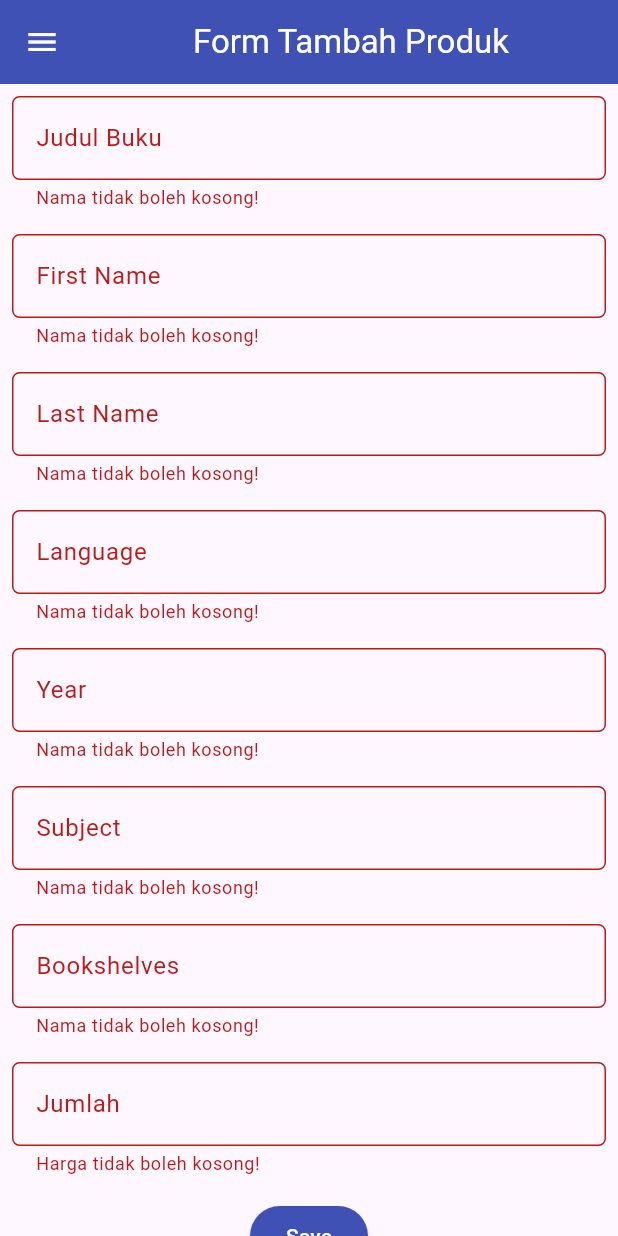
After one commit to mhanifti/AncestralReadsMobile, a Flutter app: the ShopFormPage screen opened directly, after a tap on "Save", on a phone screen of 412 x 824 dp. The commit adds this screen. Run offline on Flutter 3.47's test engine with Material 3 defaults, Android fonts, the phone set to English and light mode, and no system bars; missing offline and left inert: pbp_django_auth.

Commit message:
sebelum tambah add button

```diff
--- /dev/null
+++ b/lib/bookmarks/dummymain.dart
@@ -0,0 +1,299 @@
+import 'dart:convert';
+import 'package:ancestralreads/menu.dart';
+import 'package:flutter/material.dart';
+import 'package:pbp_django_auth/pbp_django_auth.dart';
+import 'package:provider/provider.dart';
+import 'package:ancestralreads/bookmarks/models.dart';
+import 'package:ancestralreads/left_drawer.dart';
+
+
+class ShopFormPage extends StatefulWidget {
+    const ShopFormPage({super.key});
+
+    @override
+    State<ShopFormPage> createState() => _ShopFormPageState();
+}
+
+class _ShopFormPageState extends State<ShopFormPage> {
+    final _formKey = GlobalKey<FormState>();
+    int _textNumber = 0;
+    String _title = "";
+    String _firstName = "";
+    String _lastName = "";
+    String _language = "";
+    String _year = "";
+    String _subjects = "";
+    String _bookshelves = "";
+
+    @override
+    Widget build(BuildContext context) {
+      final request = context.watch<CookieRequest>();
+        return Scaffold(
+        appBar: AppBar(
+            title: const Center(
+            child: Text(
+                'Form Tambah Produk',
+            ),
+            ),
+            backgroundColor: Colors.indigo,
+            foregroundColor: Colors.white,
+        ),
+        // TODO: Tambahkan drawer yang sudah dibuat di sini
+        drawer: const LeftDrawer(),
+        body: Form(
+            key: _formKey,
+            child: SingleChildScrollView(
+                child: Column(
+                    crossAxisAlignment: CrossAxisAlignment.start,
+                    children: [
+                        Padding(
+                        padding: const EdgeInsets.all(8.0),
+                        child: TextFormField(
+                            decoration: InputDecoration(
+                            hintText: "Judul Buku",
+                            labelText: "Judul Buku",
+                            border: OutlineInputBorder(
+                                borderRadius: BorderRadius.circular(5.0),
+                            ),
+                            ),
+                            onChanged: (String? value) {
+                            setState(() {
+                                _title = value!;
+                            });
+                            },
+                            validator: (String? value) {
+                            if (value == null || value.isEmpty) {
+                                return "Nama tidak boleh kosong!";
+                            }
+                            return null;
+                            },
+                        ),
+                        ),
+                        Padding(
+                        padding: const EdgeInsets.all(8.0),
+                        child: TextFormField(
+                            decoration: InputDecoration(
+                            hintText: "First Name",
+                            labelText: "First Name",
+                            border: OutlineInputBorder(
+                                borderRadius: BorderRadius.circular(5.0),
+                            ),
+                            ),
+                            onChanged: (String? value) {
+                            setState(() {
+                                _title = value!;
+                            });
+                            },
+                            validator: (String? value) {
+                            if (value == null || value.isEmpty) {
+                                return "Nama tidak boleh kosong!";
+                            }
+                            return null;
+                            },
+                        ),
+                        ),
+                        Padding(
+                        padding: const EdgeInsets.all(8.0),
+                        child: TextFormField(
+                            decoration: InputDecoration(
+                            hintText: "Last Name",
+                            labelText: "Last Name",
+                            border: OutlineInputBorder(
+                                borderRadius: BorderRadius.circular(5.0),
+                            ),
+                            ),
+                            onChanged: (String? value) {
+                            setState(() {
+                                _title = value!;
+                            });
+                            },
+                            validator: (String? value) {
+                            if (value == null || value.isEmpty) {
+                                return "Nama tidak boleh kosong!";
+                            }
+                            return null;
+                            },
+                        ),
+                        ),
+                        Padding(
+                        padding: const EdgeInsets.all(8.0),
+                        child: TextFormField(
+                            decoration: InputDecoration(
+                            hintText: "Language",
+                            labelText: "Language",
+                            border: OutlineInputBorder(
+                                borderRadius: BorderRadius.circular(5.0),
+                            ),
+                            ),
+                            onChanged: (String? value) {
+                            setState(() {
+                                _title = value!;
+                            });
+                            },
+                            validator: (String? value) {
+                            if (value == null || value.isEmpty) {
+                                return "Nama tidak boleh kosong!";
+                            }
+                            return null;
+                            },
+                        ),
+                        ),
+                        Padding(
+                        padding: const EdgeInsets.all(8.0),
+                        child: TextFormField(
+                            decoration: InputDecoration(
+                            hintText: "Year",
+                            labelText: "Year",
+                            border: OutlineInputBorder(
+                                borderRadius: BorderRadius.circular(5.0),
+                            ),
+                            ),
+                            onChanged: (String? value) {
+                            setState(() {
+                                _title = value!;
+                            });
+                            },
+                            validator: (String? value) {
+                            if (value == null || value.isEmpty) {
+                                return "Nama tidak boleh kosong!";
+                            }
+                            return null;
+                            },
+                        ),
+                        ),
+                        Padding(
+                        padding: const EdgeInsets.all(8.0),
+                        child: TextFormField(
+                            decoration: InputDecoration(
+                            hintText: "Subject",
+                            labelText: "Subject",
+                            border: OutlineInputBorder(
+                                borderRadius: BorderRadius.circular(5.0),
+                            ),
+                            ),
+                            onChanged: (String? value) {
+                            setState(() {
+                                _title = value!;
+                            });
+                            },
+                            validator: (String? value) {
+                            if (value == null || value.isEmpty) {
+                                return "Nama tidak boleh kosong!";
+                            }
+                            return null;
+                            },
+                        ),
+                        ),
+                        Padding(
+                        padding: const EdgeInsets.all(8.0),
+                        child: TextFormField(
+                            decoration: InputDecoration(
+                            hintText: "Bookshelves",
+                            labelText: "Bookshelves",
+                            border: OutlineInputBorder(
+                                borderRadius: BorderRadius.circular(5.0),
+                            ),
+                            ),
+                            onChanged: (String? value) {
+                            setState(() {
+                                _title = value!;
+                            });
+                            },
+                            validator: (String? value) {
+                            if (value == null || value.isEmpty) {
+                                return "Nama tidak boleh kosong!";
+                            }
+                            return null;
+                            },
+                        ),
+                        ),
+
+                        Padding(
+                        padding: const EdgeInsets.all(8.0),
+                        child: TextFormField(
+                            decoration: InputDecoration(
+                            hintText: "Jumlah",
+                            labelText: "Jumlah",
+                            border: OutlineInputBorder(
+                                borderRadius: BorderRadius.circular(5.0),
+                            ),
+                            ),
+                            // TODO: Tambahkan variabel yang sesuai
+                            onChanged: (String? value) {
+                            setState(() {
+                                _textNumber = int.parse(value!);
+                            });
+                            },
+                            validator: (String? value) {
+                            if (value == null || value.isEmpty) {
+                                return "Harga tidak boleh kosong!";
+                            }
+                            if (int.tryParse(value) == null) {
+                                return "Harga harus berupa angka!";
+                            }
+                            return null;
+                            },
+                        ),
+                        ),
+
+                        Align(
+                        alignment: Alignment.bottomCenter,
+                        child: Padding(
+                            padding: const EdgeInsets.all(8.0),
+                            child: ElevatedButton(
+                            style: ButtonStyle(
+                                backgroundColor:
+                                    MaterialStateProperty.all(Colors.indigo),
+                            ),
+                            onPressed: () async {
+                            if (_formKey.currentState!.validate()) {
+                                // Kirim ke Django dan tunggu respons
+                                // TODO: Ganti URL dan jangan lupa tambahkan trailing slash (/) di akhir URL!
+                                final response = await request.postJson(
+                                "http://127.0.0.1:8000/create-flutter/",
+                                jsonEncode(<String, String>{
+                                    'text_number': _textNumber.toString(),
+                                    'title': _title,
+                                    'first_name': _firstName,
+                                    'last_name': _lastName,
+                                    'language': _language,
+                                    'year': _year,
+                                    'subjects': _subjects,
+                                    'bookshelves': _bookshelves
+
+                                }));
+                                if (response['status'] == 'success') {
+                                    ScaffoldMessenger.of(context)
+                                        .showSnackBar(const SnackBar(
+                                    content: Text("Produk baru berhasil disimpan!"),
+                                    ));
+                                    Navigator.pushReplacement(
+                                        context,
+                                        MaterialPageRoute(builder: (context) => MyHomePage()),
+                                    );
+                                } else {
+                                    ScaffoldMessenger.of(context)
+                                        .showSnackBar(const SnackBar(
+                                        content:
+                                            Text("Terdapat kesalahan, silakan coba lagi."),
+                                    ));
+                                }
+                            }
+                        },
+
+                            child: const Text(
+                                "Save",
+                                style: TextStyle(color: Colors.white),
+                            ),
+                            ),
+                        ),
+                        ),
+
+                    ]
+
+                )
+            ),
+        ),
+        );
+    }
+}
--- /dev/null
+++ b/lib/bookmarks/models.dart
@@ -0,0 +1,81 @@
+// To parse this JSON data, do
+//
+//     final product = productFromJson(jsonString);
+
+import 'dart:convert';
+
+List<Product> productFromJson(String str) => List<Product>.from(json.decode(str).map((x) => Product.fromJson(x)));
+
+String productToJson(List<Product> data) => json.encode(List<dynamic>.from(data.map((x) => x.toJson())));
+
+class Product {
+    String model;
+    int pk;
+    Fields fields;
+
+    Product({
+        required this.model,
+        required this.pk,
+        required this.fields,
+    });
+
+    factory Product.fromJson(Map<String, dynamic> json) => Product(
+        model: json["model"],
+        pk: json["pk"],
+        fields: Fields.fromJson(json["fields"]),
+    );
+
+    Map<String, dynamic> toJson() => {
+        "model": model,
+        "pk": pk,
+        "fields": fields.toJson(),
+    };
+}
+
+class Fields {
+    int user;
+    int textNumber;
+    String title;
+    String language;
+    String firstName;
+    String lastName;
+    String year;
+    String subjects;
+    String bookshelves;
+
+    Fields({
+        required this.user,
+        required this.textNumber,
+        required this.title,
+        required this.language,
+        required this.firstName,
+        required this.lastName,
+        required this.year,
+        required this.subjects,
+        required this.bookshelves,
+    });
+
+    factory Fields.fromJson(Map<String, dynamic> json) => Fields(
+        user: json["user"],
+        textNumber: json["text_number"],
+        title: json["title"],
+        language: json["language"],
+        firstName: json["first_name"],
+        lastName: json["last_name"],
+        year: json["year"],
+        subjects: json["subjects"],
+        bookshelves: json["bookshelves"],
+    );
+
+    Map<String, dynamic> toJson() => {
+        "user": user,
+        "text_number": textNumber,
+        "title": title,
+        "language": language,
+        "first_name": firstName,
+        "last_name": lastName,
+        "year": year,
+        "subjects": subjects,
+        "bookshelves": bookshelves,
+    };
+}
--- a/lib/left_drawer.dart
+++ b/lib/left_drawer.dart
@@ -1,5 +1,6 @@
 import 'package:ancestralreads/authentication/login.dart';
 import 'package:ancestralreads/authentication/register.dart';
+import 'package:ancestralreads/bookmarks/bookmarks_page.dart';
 import 'package:ancestralreads/menu.dart';
 import 'package:flutter/material.dart';
 
@@ -74,7 +75,18 @@ class LeftDrawer extends StatelessWidget {
                 )
               );
             },
-          )
+          ),
+          ListTile( //left drawernya bookmarks
+            leading: const Icon(Icons.shopping_basket),
+            title: const Text('Bookmarks'),
+            onTap: () {
+                // Route menu ke halaman produk
+                Navigator.push(
+                context,
+                MaterialPageRoute(builder: (context) => const BookmarksPage()),
+                );
+            },
+          ),
         ],
       ),
     );
--- a/lib/menu.dart
+++ b/lib/menu.dart
@@ -58,6 +58,9 @@ class MyHomePage extends StatelessWidget {
               //     return ShopCard(item);
               //   }).toList(),
               // ),
+
+              //TODO: Bikin button di widget buku catur, event handlingnya lgsg disitu tanpa perlu navigate kemana2
+
             ],
           ),
         ),
```
Also changed, not shown: lib/bookmarks/api/fetchBook.dart (added, +45 -0 lines), lib/bookmarks/bookmarks_page.dart (added, +115 -0 lines), lib/bookmarks/postdata.dart (added, +57 -0 lines), lib/bookmarks/product_detail.page.dart (added, +93 -0 lines).
